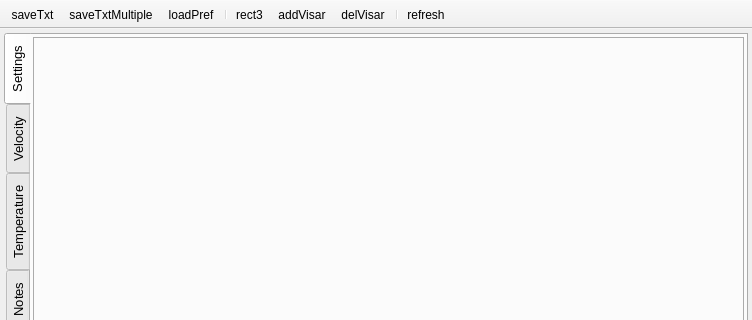
First picture: the form in plugins/Visar/Visar1.ui, repository NeutrinoToolkit/Neutrino, before the edit; both pictures show x 0 to 752 and y 0 to 320 of the 752 by 523 pixel window.
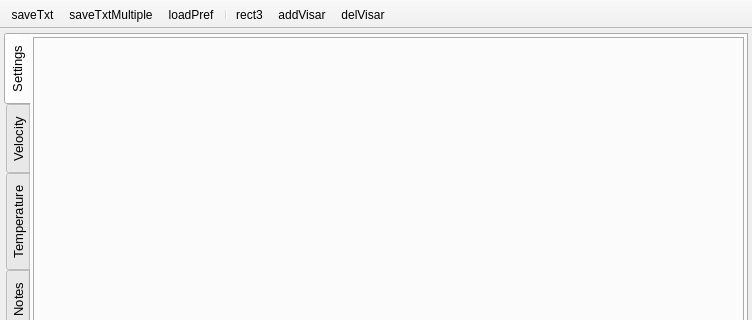
Second picture: the form after the edit. Icons and pictures are not drawn. Custom widgets are drawn as their Qt base class.

```diff
--- a/plugins/Visar/Visar1.ui
+++ b/plugins/Visar/Visar1.ui
@@ -833,8 +833,6 @@
    <addaction name="actionRect3"/>
    <addaction name="actionAddVisar"/>
    <addaction name="actionDelVisar"/>
-   <addaction name="separator"/>
-   <addaction name="actionRefresh"/>
   </widget>
   <action name="actionSaveTxt">
    <property name="icon">
@@ -848,18 +846,6 @@
     <string>Export TXT</string>
    </property>
   </action>
-  <action name="actionRefresh">
-   <property name="icon">
-    <iconset resource="Visar.qrc">
-     <normaloff>:/icons/refresh.png</normaloff>:/icons/refresh.png</iconset>
-   </property>
-   <property name="text">
-    <string>refresh</string>
-   </property>
-   <property name="toolTip">
-    <string>Calculate both phases</string>
-   </property>
-  </action>
   <action name="actionCopy">
    <property name="icon">
     <iconset resource="../../../build-neutrinoMaster-Brew-Debug/src/qrc/icons.qrc">
```
Left out of the diff: 1 changed line with no effect on the pictures.
